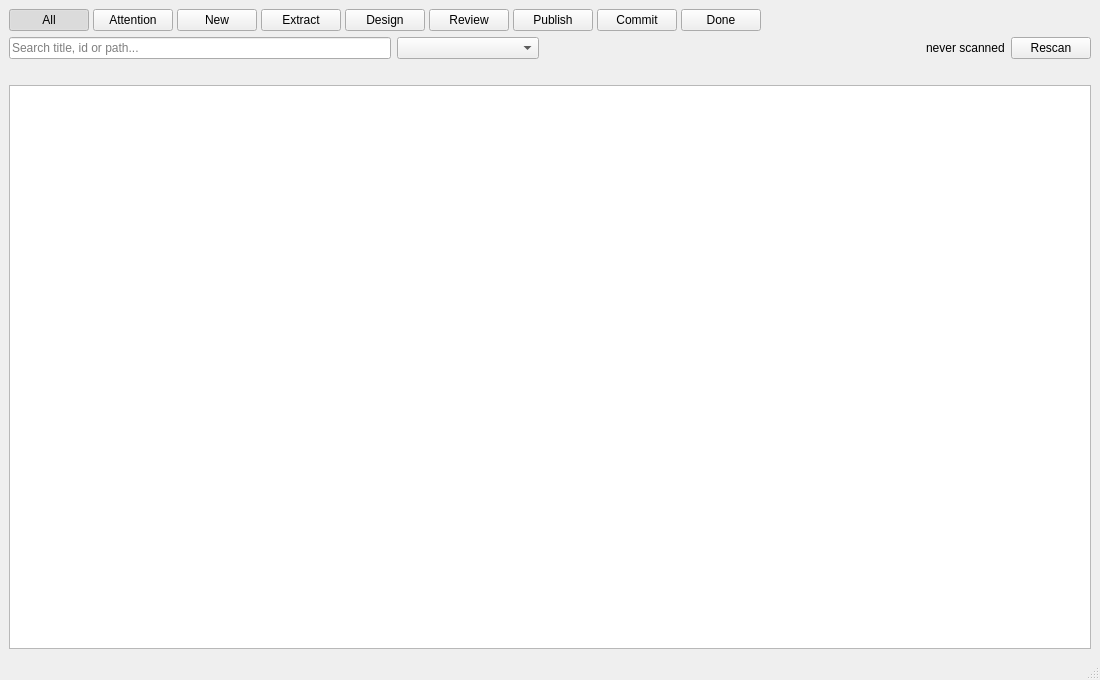
The window that src/main/python/ui/worklist.ui (3ll3d00d/beqdesigner) describes before a commit, drawn with Qt 5.
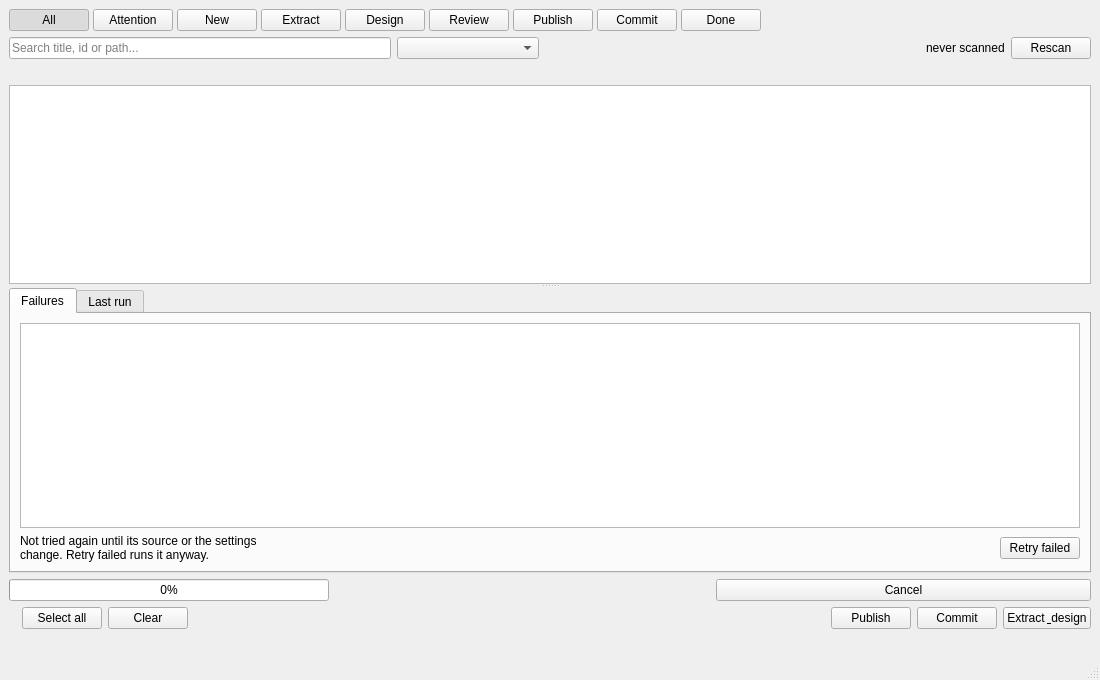
The same window after the commit.

Commit message: Chunk 26b: work list actions (select, run, cancel, retry, publish, commit)

The edit to the form file:
```diff
--- a/src/main/python/ui/worklist.ui
+++ b/src/main/python/ui/worklist.ui
@@ -33,6 +33,9 @@
     </item>
     <item><widget class="QLabel" name="sourceStatusLabel"><property name="wordWrap"><bool>true</bool></property><property name="textFormat"><enum>Qt::RichText</enum></property><property name="text"><string/></property></widget></item>
     <item>
+     <widget class="QSplitter" name="bodySplitter">
+      <property name="orientation"><enum>Qt::Vertical</enum></property>
+      <property name="childrenCollapsible"><bool>false</bool></property>
      <widget class="QStackedWidget" name="contentStack">
       <widget class="QWidget" name="tablePage">
        <layout class="QVBoxLayout" name="tableLayout">
@@ -59,7 +62,56 @@
        </layout>
       </widget>
      </widget>
+      <widget class="QTabWidget" name="detailsTabs">
+      <property name="minimumSize"><size><width>0</width><height>110</height></size></property>
+      <property name="currentIndex"><number>0</number></property>
+      <widget class="QWidget" name="failuresTab">
+       <attribute name="title"><string>Failures</string></attribute>
+       <layout class="QVBoxLayout" name="failuresLayout">
+        <item><widget class="QTableWidget" name="failuresTable"/></item>
+        <item>
+         <layout class="QHBoxLayout" name="failuresButtonLayout">
+          <item><widget class="QLabel" name="failuresHintLabel"><property name="wordWrap"><bool>true</bool></property><property name="text"><string>Not tried again until its source or the settings change. Retry failed runs it anyway.</string></property></widget></item>
+          <item><spacer name="failuresSpacer"><property name="orientation"><enum>Qt::Horizontal</enum></property><property name="sizeHint" stdset="0"><size><width>40</width><height>20</height></size></property></spacer></item>
+          <item><widget class="QPushButton" name="retryButton"><property name="text"><string>Retry failed</string></property></widget></item>
+         </layout>
+        </item>
+       </layout>
+      </widget>
+      <widget class="QWidget" name="resultsTab">
+       <attribute name="title"><string>Last run</string></attribute>
+       <layout class="QVBoxLayout" name="resultsLayout">
+        <item><widget class="QTableWidget" name="resultsTable"/></item>
+       </layout>
+      </widget>
+     </widget>
+     </widget>
     </item>
+    <item>
+     <widget class="QWidget" name="runPanel">
+      <layout class="QHBoxLayout" name="runLayout">
+       <property name="leftMargin"><number>0</number></property>
+       <property name="topMargin"><number>0</number></property>
+       <property name="rightMargin"><number>0</number></property>
+       <property name="bottomMargin"><number>0</number></property>
+       <item><widget class="QProgressBar" name="runProgress"><property name="minimumSize"><size><width>220</width><height>0</height></size></property><property name="maximumSize"><size><width>320</width><height>16777215</height></size></property><property name="value"><number>0</number></property></widget></item>
+       <item><widget class="QLabel" name="runStatusLabel"><property name="wordWrap"><bool>true</bool></property><property name="textFormat"><enum>Qt::PlainText</enum></property><property name="text"><string/></property></widget></item>
+       <item><widget class="QPushButton" name="cancelButton"><property name="toolTip"><string>Stop after the title being worked on. Nothing is committed by a cancelled run.</string></property><property name="text"><string>Cancel</string></property></widget></item>
+      </layout>
+     </widget>
+    </item>
+    <item>
+     <layout class="QHBoxLayout" name="actionLayout">
+      <item><widget class="QLabel" name="selectionLabel"><property name="text"><string/></property></widget></item>
+      <item><widget class="QPushButton" name="selectAllButton"><property name="toolTip"><string>Select every title the current view lists (pick a strip chip first to select one kind of work)</string></property><property name="text"><string>Select all</string></property></widget></item>
+      <item><widget class="QPushButton" name="clearSelectionButton"><property name="text"><string>Clear</string></property></widget></item>
+      <item><spacer name="actionSpacer"><property name="orientation"><enum>Qt::Horizontal</enum></property><property name="sizeHint" stdset="0"><size><width>40</width><height>20</height></size></property></spacer></item>
+      <item><widget class="QPushButton" name="publishButton"><property name="text"><string>Publish</string></property></widget></item>
+      <item><widget class="QPushButton" name="commitButton"><property name="text"><string>Commit</string></property></widget></item>
+      <item><widget class="QPushButton" name="runButton"><property name="default"><bool>false</bool></property><property name="text"><string>Extract &amp; design</string></property></widget></item>
+     </layout>
+    </item>
+    <item><widget class="QLabel" name="skippedLabel"><property name="alignment"><set>Qt::AlignRight|Qt::AlignVCenter</set></property><property name="wordWrap"><bool>true</bool></property><property name="text"><string/></property></widget></item>
    </layout>
   </widget>
   <widget class="QStatusBar" name="statusBar"/>
```
The commit also changes 17 other files.
